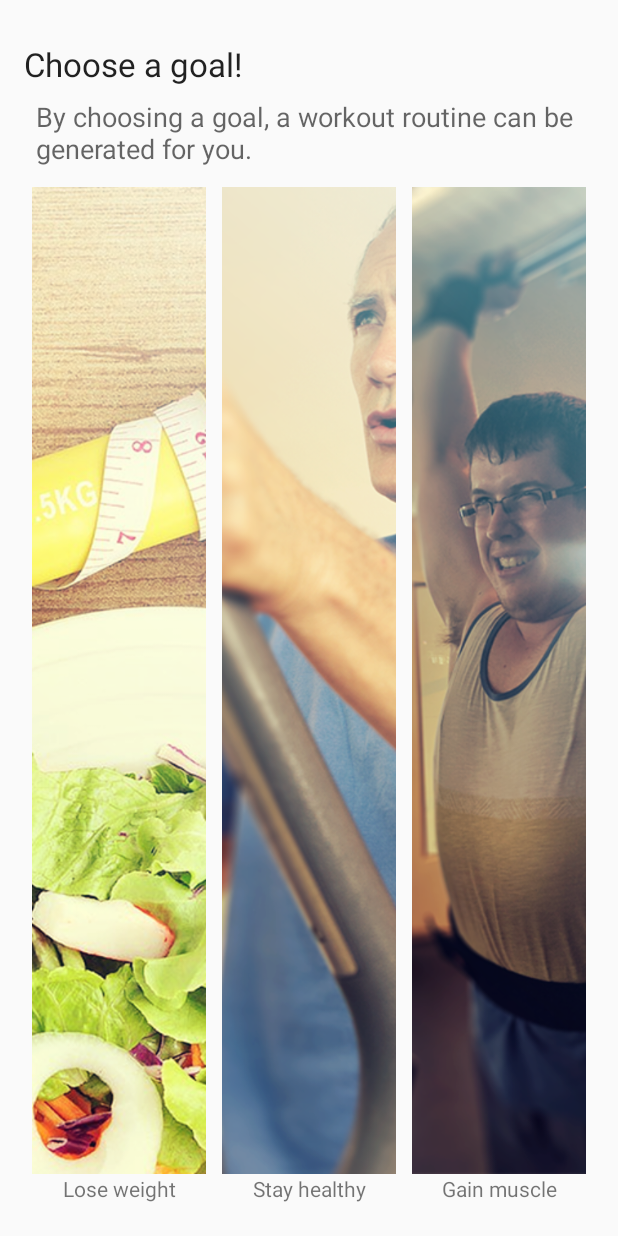
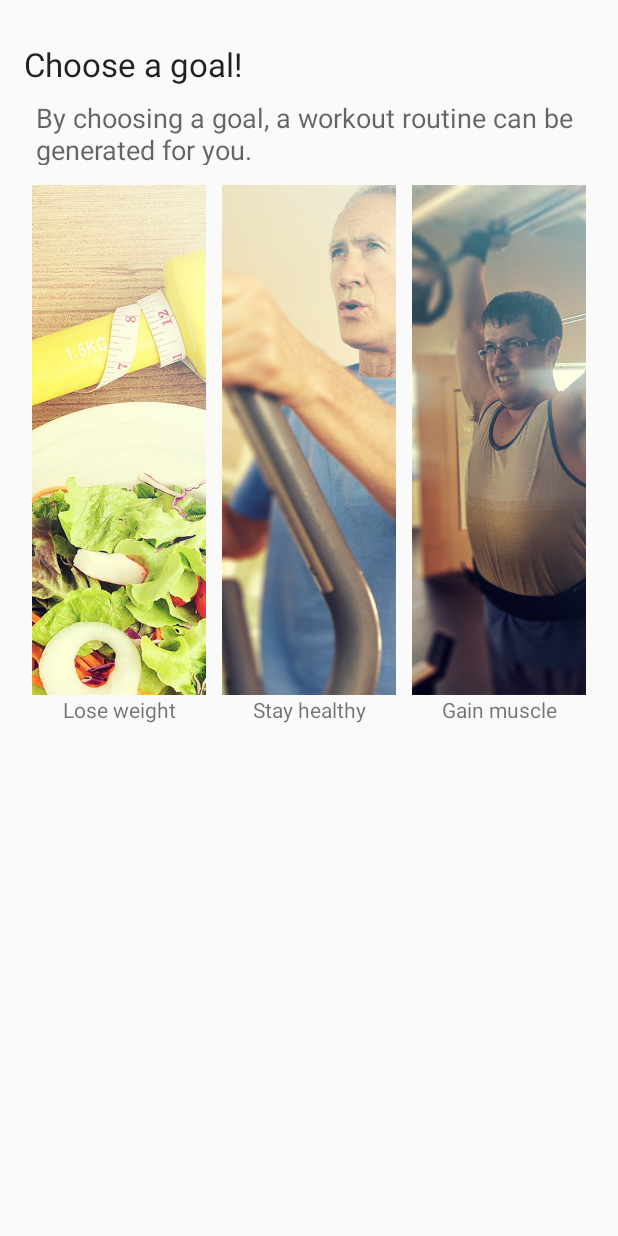
Before and after one commit to PeterMcteague/My-Fitness, an Android app: the SplashGoal screen opened directly, with no data from a screen before it, on a phone screen of 412 x 824 dp. Run offline under Robolectric (Android 15) with nearby library versions, the phone set to English and light mode, and no system bars.

Commit message:
Fixed xml warnings for splash goal

```diff
--- a/app/src/main/res/layout/activity_splash_goal.xml
+++ b/app/src/main/res/layout/activity_splash_goal.xml
@@ -1,13 +1,10 @@
 <?xml version="1.0" encoding="utf-8"?>
-<RelativeLayout xmlns:android="http://schemas.android.com/apk/res/android"
+<LinearLayout
+    xmlns:android="http://schemas.android.com/apk/res/android"
     xmlns:app="http://schemas.android.com/apk/res-auto"
     xmlns:tools="http://schemas.android.com/tools"
     android:id="@+id/activity_splash_goal"
-    android:layout_width="match_parent"
-    android:layout_height="match_parent"
-    tools:context="uk.ac.tees.gingerbread.myfitness.Activities.SplashGoal">
-
-    <LinearLayout
+    tools:context="uk.ac.tees.gingerbread.myfitness.Activities.SplashGoal"
     android:layout_width="match_parent"
     android:layout_height="match_parent"
     android:layout_margin="16dp"
@@ -16,29 +13,30 @@
     <TextView
         android:id="@+id/intro_goal_text"
         android:layout_width="match_parent"
-            android:layout_height="wrap_content"
+        android:layout_height="30dp"
+        android:layout_gravity="start"
         android:layout_marginTop="12dp"
         android:text="@string/choose_a_goal"
         android:textAlignment="viewStart"
-            android:layout_gravity="start"
         android:textAppearance="@android:style/TextAppearance.Material.Large" />
 
     <TextView
         android:id="@+id/textView6"
         android:layout_width="match_parent"
-            android:layout_height="wrap_content"
+        android:layout_height="60dp"
         android:padding="8dp"
-            android:text="By choosing a goal, a workout routine can be generated for you."
+        android:text="@string/by_choosing_a_goal_a_workout_routine_can_be_generated_for_you"
         android:textAppearance="@android:style/TextAppearance.Material.Medium" />
 
     <LinearLayout
         android:layout_width="match_parent"
         android:layout_height="match_parent"
+        android:baselineAligned="false"
         android:orientation="horizontal">
 
         <LinearLayout
             android:layout_width="match_parent"
-                android:layout_height="match_parent"
+            android:layout_height="wrap_content"
             android:layout_margin="5dp"
             android:layout_weight="1.00"
             android:orientation="vertical">
@@ -46,25 +44,24 @@
             <ImageButton
                 android:id="@+id/splash_button_fat"
                 android:layout_width="match_parent"
-                    android:layout_height="match_parent"
-                    android:layout_weight="1.00"
-                    android:adjustViewBounds="false"
+                android:layout_height="340dp"
                 android:padding="0dp"
                 android:scaleType="centerCrop"
-                    app:srcCompat="@drawable/goal_weight_edit_30percent" />
+                app:srcCompat="@drawable/goal_weight_edit_30percent"
+                android:contentDescription="@string/a_picture_of_a_tape_measure_suggesting_weight_loss"/>
 
             <TextView
                 android:id="@+id/textView"
                 android:layout_width="match_parent"
                 android:layout_height="20dp"
-                    android:text="Lose weight"
+                android:text="@string/lose_weight"
                 android:textAlignment="center" />
 
         </LinearLayout>
 
         <LinearLayout
             android:layout_width="match_parent"
-                android:layout_height="match_parent"
+            android:layout_height="wrap_content"
             android:layout_margin="5dp"
             android:layout_weight="1.00"
             android:orientation="vertical">
@@ -72,24 +69,24 @@
             <ImageButton
                 android:id="@+id/splash_button_health"
                 android:layout_width="match_parent"
-                    android:layout_height="match_parent"
-                    android:layout_weight="1.00"
+                android:layout_height="340dp"
                 android:adjustViewBounds="false"
                 android:padding="0dp"
                 android:scaleType="centerCrop"
-                    app:srcCompat="@drawable/goal_health_edit_30percent" />
+                app:srcCompat="@drawable/goal_health_edit_30percent"
+                android:contentDescription="@string/a_picture_of_a_man_on_a_treadmill_suggesting_staying_healthy"/>
 
             <TextView
                 android:id="@+id/textView3"
                 android:layout_width="match_parent"
                 android:layout_height="20dp"
-                    android:text="Stay healthy"
+                android:text="@string/stay_healthy"
                 android:textAlignment="center" />
         </LinearLayout>
 
         <LinearLayout
             android:layout_width="match_parent"
-                android:layout_height="match_parent"
+            android:layout_height="wrap_content"
             android:layout_margin="5dp"
             android:layout_weight="1.00"
             android:orientation="vertical">
@@ -97,23 +94,20 @@
             <ImageButton
                 android:id="@+id/splash_button_muscle"
                 android:layout_width="match_parent"
-                    android:layout_height="match_parent"
-                    android:layout_weight="1.00"
+                android:layout_height="340dp"
                 android:adjustViewBounds="false"
                 android:padding="0dp"
                 android:scaleType="centerCrop"
-                    app:srcCompat="@drawable/goal_muscle_edit_30percent" />
-                @mipmap/goal_image_muscle" />
+                app:srcCompat="@drawable/goal_muscle_edit_30percent"
+                android:contentDescription="@string/a_picture_of_a_man_lifting_a_weight_suggesting_muscle_gain"/>
 
             <TextView
                 android:id="@+id/textView5"
                 android:layout_width="match_parent"
                 android:layout_height="20dp"
-                    android:text="Gain muscle"
+                android:text="@string/gain_muscle"
                 android:textAlignment="center" />
         </LinearLayout>
 
     </LinearLayout>
 </LinearLayout>
-
-</RelativeLayout>
--- a/app/src/main/res/values/strings.xml
+++ b/app/src/main/res/values/strings.xml
@@ -10,4 +10,11 @@
     <string name="app_label">My Fitness</string>
     <string name="calendar_toolbar">calendar_toolbar</string>
     <string name="choose_a_goal">Choose a goal!</string>
+    <string name="by_choosing_a_goal_a_workout_routine_can_be_generated_for_you">By choosing a goal, a workout routine can be generated for you.</string>
+    <string name="a_picture_of_a_tape_measure_suggesting_weight_loss">A picture of a tape measure suggesting weight loss.</string>
+    <string name="lose_weight">Lose weight</string>
+    <string name="stay_healthy">Stay healthy</string>
+    <string name="a_picture_of_a_man_on_a_treadmill_suggesting_staying_healthy">A picture of a man on a treadmill suggesting staying healthy.</string>
+    <string name="gain_muscle">Gain muscle</string>
+    <string name="a_picture_of_a_man_lifting_a_weight_suggesting_muscle_gain">A picture of a man lifting a weight, suggesting muscle gain.</string>
 </resources>
```
Lines whose indentation alone changed are shown as unchanged.
